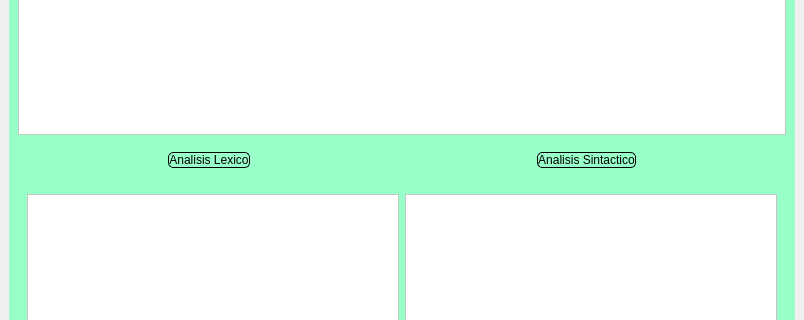
First picture: the form in mainwindow.ui, repository 2CarlosCervantespac/Sem_Trad_II_project, before the edit; both pictures show x 0 to 804 and y 172 to 492 of the 804 by 622 pixel window.
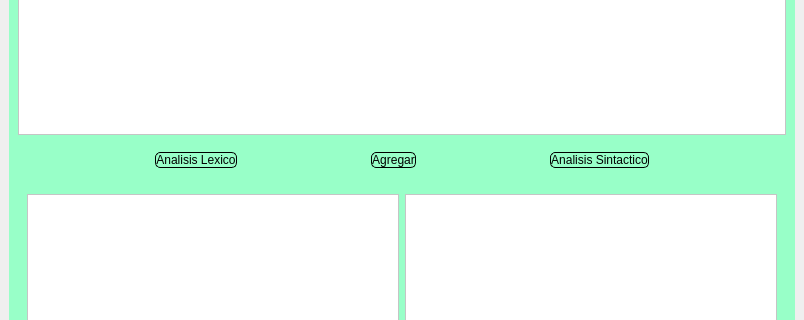
Second picture: the form after the edit.

```diff
--- a/mainwindow.ui
+++ b/mainwindow.ui
@@ -136,6 +136,13 @@
             </property>
            </spacer>
           </item>
+          <item>
+           <widget class="QPushButton" name="pushButton_3">
+            <property name="text">
+             <string>Agregar</string>
+            </property>
+           </widget>
+          </item>
           <item>
            <spacer name="horizontalSpacer_4">
             <property name="orientation">
```
